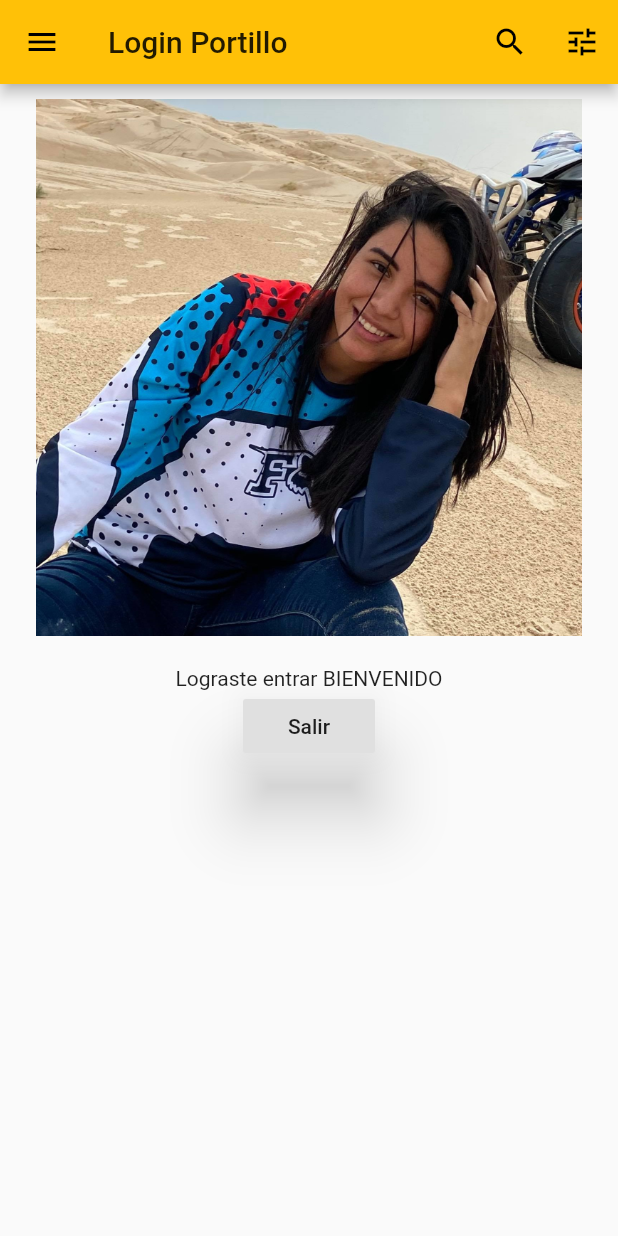
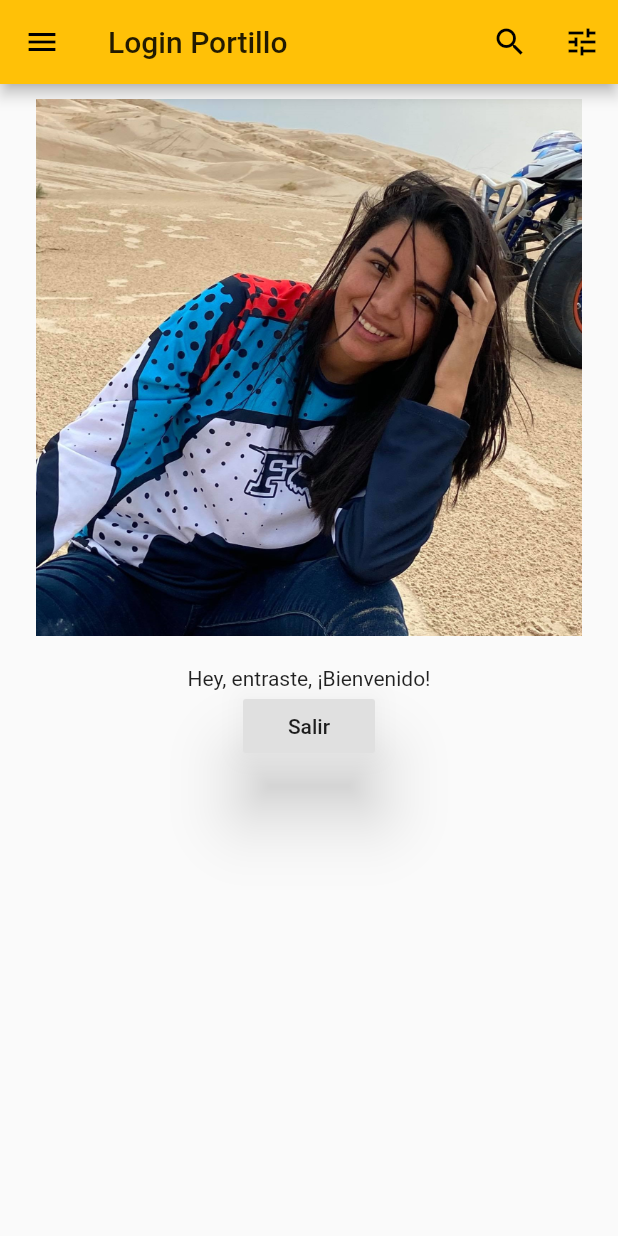
Before and after one commit to gabrielaportillo/loginSencillo, a Flutter app: the screen it shows after launch, after a tap on "SIGUIENTE", on a phone screen of 412 x 824 dp. Run offline on Flutter 3.47's test engine with Material 2 defaults, Android fonts, the phone set to English and light mode, and no system bars.

```diff
--- a/lib/main.dart
+++ b/lib/main.dart
@@ -132,7 +132,7 @@ class _IngresoSistemaState extends State<IngresoSistema> {
             Center(
               child: Column(
                 children: <Widget>[
-                  Text('Lograste entrar BIENVENIDO'),
+                  Text('Hey, entraste, ¡Bienvenido!'),
                   RaisedButton(
                     elevation: 20.0,
                     child: Text('Salir'),
```
Also changed, not shown: 1 other file.
